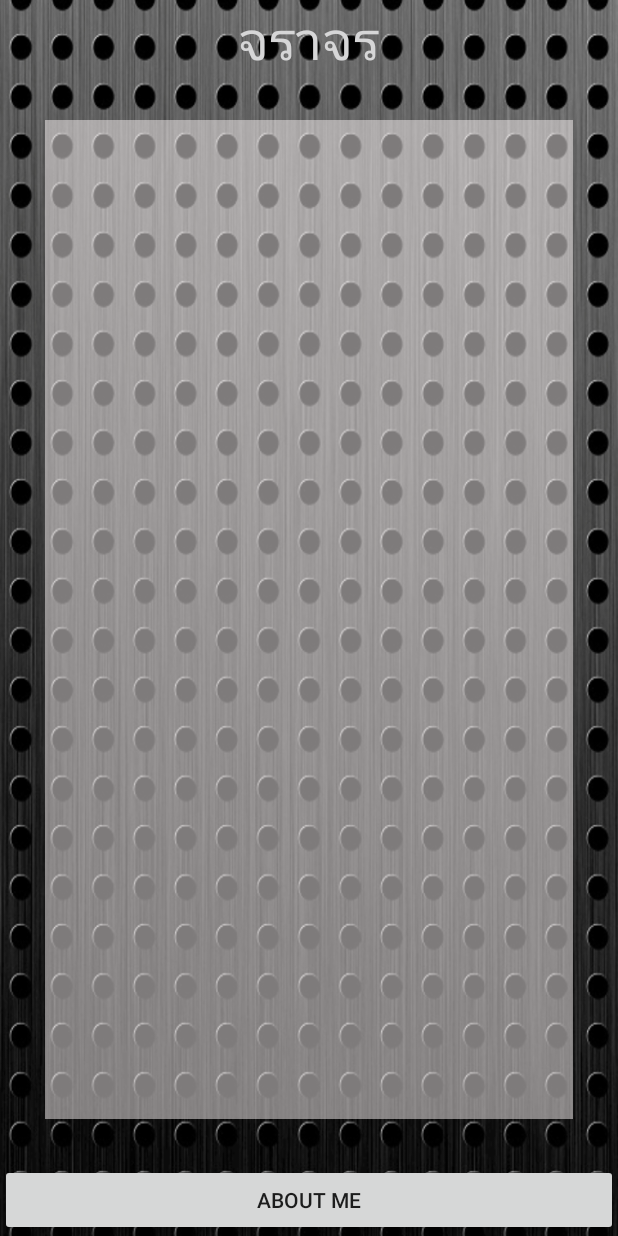
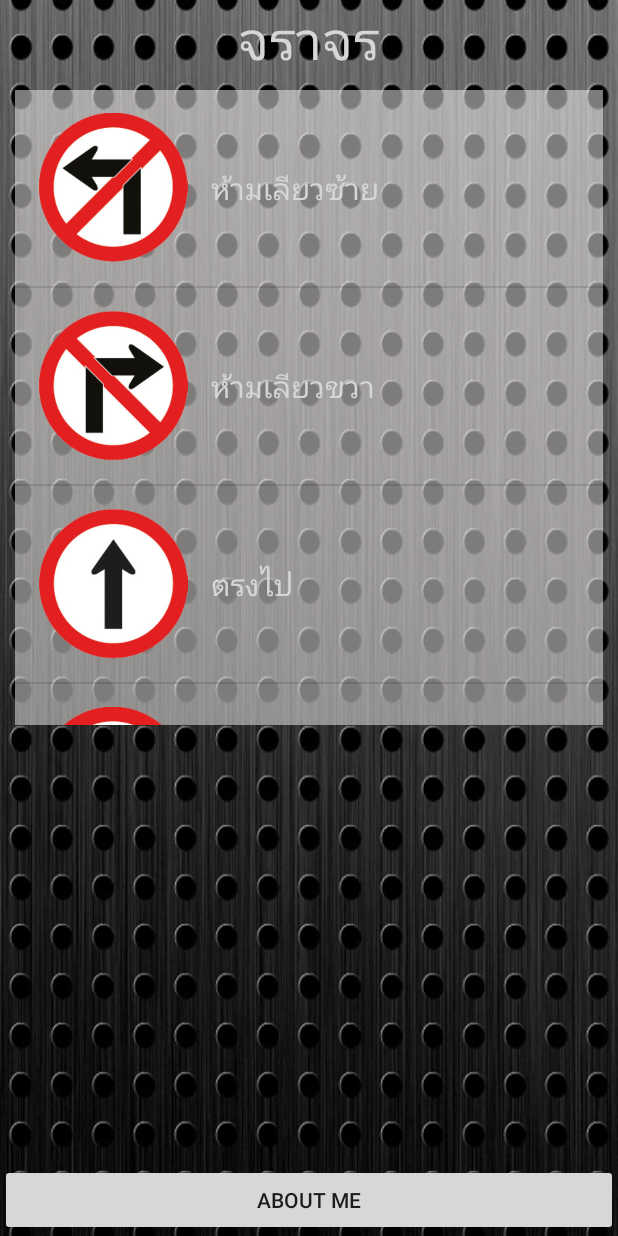
Before and after one commit to nattwut/indigo, an Android app: the screen it shows after launch (MainActivity), on a phone screen of 412 x 824 dp. Run offline under Robolectric (Android 15) with nearby library versions, the phone set to English and light mode, and no system bars.

Commit message:
ListView Fin

```diff
--- a/app/src/main/AndroidManifest.xml
+++ b/app/src/main/AndroidManifest.xml
@@ -15,6 +15,7 @@
                 <category android:name="android.intent.category.LAUNCHER" />
             </intent-filter>
         </activity>
+        <activity android:name=".DetailActivity"></activity>
     </application>
 
 </manifest>
--- a/app/src/main/java/com/indigocorp/mai/butraffic/MainActivity.java
+++ b/app/src/main/java/com/indigocorp/mai/butraffic/MainActivity.java
@@ -26,7 +26,54 @@ public class MainActivity extends AppCompatActivity {
 
         buttonController();
 
+        //Create ListView
+        createListview();
+
+
     } // Main Method
+
+    private void createListview() {
+        // Set Array
+        String[] strTitle = new String[20];
+        strTitle[0] = "ห้ามเลียวซ้าย";
+        strTitle[1] = "ห้ามเลียวขวา";
+        strTitle[2] = "ตรงไป";
+        strTitle[3] = "เลียวขวา";
+        strTitle[4] = "เลียวซ้าย";
+        strTitle[5] = "ทางออก";
+        strTitle[6] = "ทางเข้า";
+        strTitle[7] = "ทางออก";
+        strTitle[8] = "หยุด";
+        strTitle[9] = "จำกัดความสูง";
+        strTitle[10] = "ทางแยก";
+        strTitle[11] = "ห้ามกลับรถ";
+        strTitle[12] = "ห้ามจอด";
+        strTitle[13] = "รถสวน";
+        strTitle[14] = "ห้ามแซง";
+        strTitle[15] = "ทางเข้า";
+        strTitle[16] = "หยุดตรวจ";
+        strTitle[17] = "จำกัดความเร็ว";
+        strTitle[18] = "จำกัดความกว้าง";
+        strTitle[19] = "จำกัดความสูง";
+
+        int[] intIcon = {R.drawable.traffic_01
+                ,R.drawable.traffic_02,R.drawable.traffic_03
+                ,R.drawable.traffic_04,R.drawable.traffic_05
+                ,R.drawable.traffic_06,R.drawable.traffic_07
+                ,R.drawable.traffic_08,R.drawable.traffic_10
+                ,R.drawable.traffic_10,R.drawable.traffic_11
+                ,R.drawable.traffic_12,R.drawable.traffic_13
+                ,R.drawable.traffic_14,R.drawable.traffic_15
+                ,R.drawable.traffic_16,R.drawable.traffic_17
+                ,R.drawable.traffic_18,R.drawable.traffic_19
+                ,R.drawable.traffic_20,};
+        MyAdapter objMyAdapter = new MyAdapter(MainActivity.this, strTitle, intIcon);
+        trafficListView.setAdapter(objMyAdapter);
+
+
+
+
+    }// createListView
 
     private void buttonController() {
         aboutmeButton.setOnClickListener(new View.OnClickListener() {
--- a/app/src/main/java/com/indigocorp/mai/butraffic/MyAdapter.java
+++ b/app/src/main/java/com/indigocorp/mai/butraffic/MyAdapter.java
@@ -1,9 +1,13 @@
 package com.indigocorp.mai.butraffic;
 
 import android.content.Context;
+import android.graphics.drawable.LayerDrawable;
+import android.view.LayoutInflater;
 import android.view.View;
 import android.view.ViewGroup;
 import android.widget.BaseAdapter;
+import android.widget.ImageView;
+import android.widget.TextView;
 
 /**
  * Created by student on 11/14/2015.
@@ -24,7 +28,8 @@ public class MyAdapter extends BaseAdapter{
 
     @Override
     public int getCount() {
-        return 0;
+
+        return titleStrings.length;
     }
 
     @Override
@@ -39,6 +44,14 @@ public class MyAdapter extends BaseAdapter{
 
     @Override
     public View getView(int position, View convertView, ViewGroup parent) {
-        return null;
+        LayoutInflater objLayoutInflater = (LayoutInflater) objContext.getSystemService(Context.LAYOUT_INFLATER_SERVICE);
+        View objView = objLayoutInflater.inflate(R.layout.my_listview, parent,false);
+        //Setup Title
+        TextView titleTextView = (TextView) objView.findViewById(R.id.textView2);
+        titleTextView.setText(titleStrings[position]);
+        // Setup Icon
+        ImageView iconImageView = (ImageView) objView.findViewById(R.id.imageView);
+        iconImageView.setImageResource(iconInts[position]);
+        return objView;
     }
 }  //Main Class
--- a/app/src/main/res/layout/activity_main.xml
+++ b/app/src/main/res/layout/activity_main.xml
@@ -23,9 +23,9 @@
 
         <ListView
             android:layout_width="match_parent"
-            android:layout_height="match_parent"
+            android:layout_height="423dp"
             android:id="@+id/listView"
-            android:layout_margin="30dp"
+            android:layout_margin="10dp"
             android:background="#82f7f1f1" />
     </LinearLayout>
 
--- a/app/src/main/res/layout/my_listview.xml
+++ b/app/src/main/res/layout/my_listview.xml
@@ -14,7 +14,7 @@
         android:layout_height="wrap_content"
         android:text="New Text"
         android:id="@+id/textView2"
-        android:textSize="@dimen/h1"
+        android:textSize="@dimen/h2"
         android:layout_gravity="center_vertical"
         android:textColor="@color/text" />
 </LinearLayout>
--- a/app/src/main/res/values/dimens.xml
+++ b/app/src/main/res/values/dimens.xml
@@ -3,7 +3,7 @@
     <dimen name="activity_horizontal_margin">16dp</dimen>
     <dimen name="activity_vertical_margin">16dp</dimen>
     <dimen name="h1">35sp</dimen>
-    <dimen name="h2">25sp</dimen>
+    <dimen name="h2">20sp</dimen>
     <dimen name="icon">100dp</dimen>
     <dimen name="image">200dp</dimen>
 
```
Also changed, not shown: app/src/main/java/com/indigocorp/mai/butraffic/DetailActivity.java (added, +13 -0 lines), app/src/main/res/layout/activity_detail.xml (added, +20 -0 lines).
